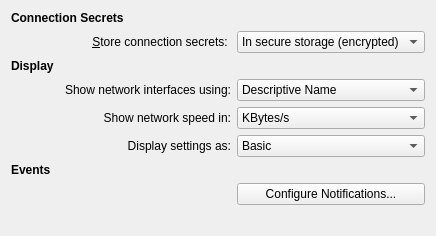
The window that settings/config/othersettings.ui (KDE/networkmanagement) describes before a commit, drawn with Qt 5.
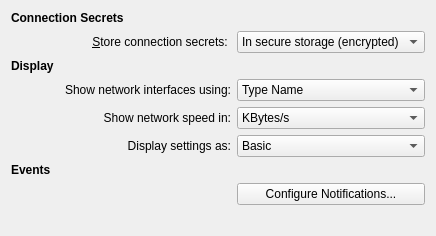
The same window after the commit. Custom widgets are drawn as their Qt base class.

Commit message:
Make interface "type name" default, drop "descriptive name".
FIXED-IN: master

Patch:
```diff
--- a/settings/config/othersettings.ui
+++ b/settings/config/othersettings.ui
@@ -74,7 +74,7 @@
     <widget class="KComboBox" name="kcfg_InterfaceNamingStyle">
      <item>
       <property name="text">
-       <string>Descriptive Name</string>
+       <string>Type Name</string>
       </property>
      </item>
      <item>
```
Left out of the diff: 5 changed lines with no effect on the pictures. The commit also changes 4 other files.
